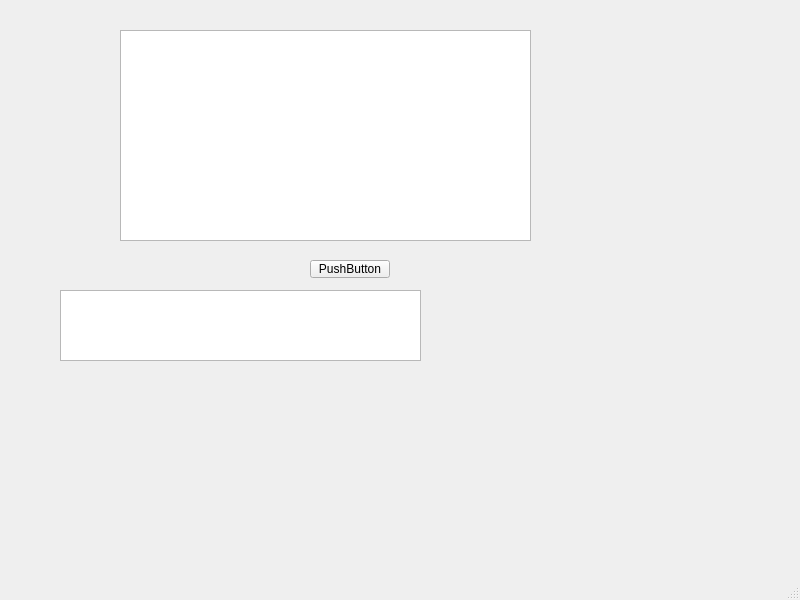
Before: the Qt Designer form monitorGUI/mainwindow.ui in systemkin/monitor, drawn with Qt 5.
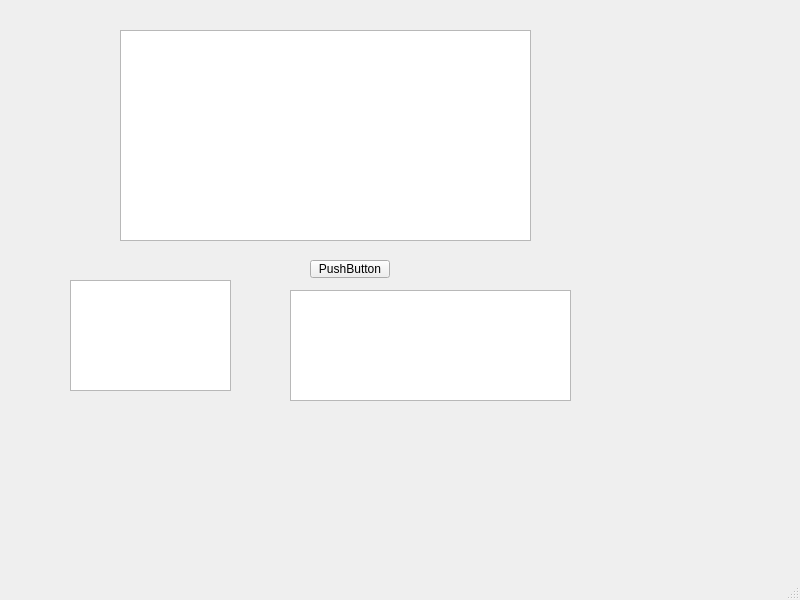
After: the same form once the commit is applied.

```diff
--- a/monitorGUI/mainwindow.ui
+++ b/monitorGUI/mainwindow.ui
@@ -40,10 +40,20 @@
    <widget class="QPlainTextEdit" name="label">
     <property name="geometry">
      <rect>
-      <x>60</x>
+      <x>290</x>
       <y>290</y>
-      <width>361</width>
-      <height>71</height>
+      <width>281</width>
+      <height>111</height>
+     </rect>
+    </property>
+   </widget>
+   <widget class="QPlainTextEdit" name="label_2">
+    <property name="geometry">
+     <rect>
+      <x>70</x>
+      <y>280</y>
+      <width>161</width>
+      <height>111</height>
      </rect>
     </property>
    </widget>
```
